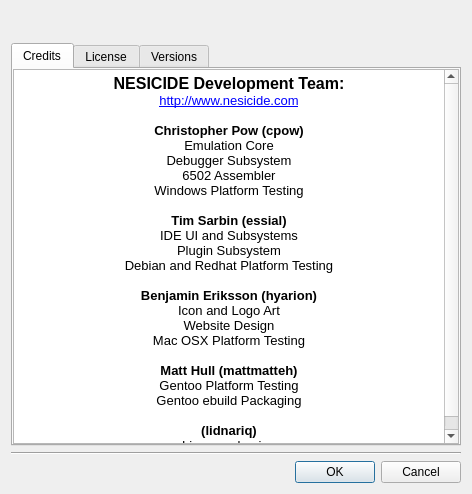
The window that apps/ide/aboutdialog.ui (christopherpow/nesicide) describes before a commit, drawn with Qt 5.
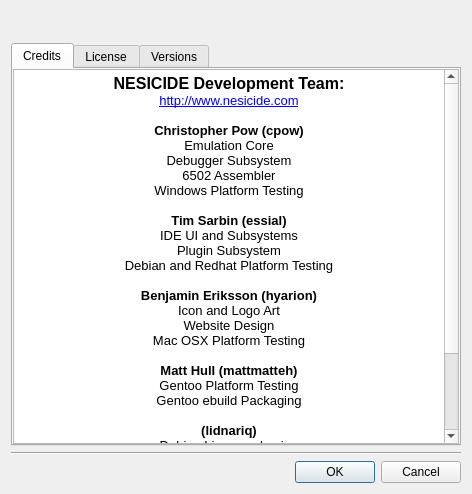
The same window after the commit. Icons and pictures are not drawn.

Commit message: Adding people to Credits. Fixing bug in nes-emulator where window size is incorrect.

What changed in the file:
```diff
--- a/apps/ide/aboutdialog.ui
+++ b/apps/ide/aboutdialog.ui
@@ -110,7 +110,13 @@
 &lt;p align=&quot;center&quot; style=&quot; margin-top:0px; margin-bottom:0px; margin-left:0px; margin-right:0px; -qt-block-indent:0; text-indent:0px;&quot;&gt;&lt;span style=&quot; font-family:'Sans'; font-size:10pt;&quot;&gt;Gentoo ebuild Packaging&lt;/span&gt;&lt;/p&gt;
 &lt;p align=&quot;center&quot; style=&quot;-qt-paragraph-type:empty; margin-top:0px; margin-bottom:0px; margin-left:0px; margin-right:0px; -qt-block-indent:0; text-indent:0px; font-family:'Sans'; font-size:10pt;&quot;&gt;&lt;/p&gt;
 &lt;p align=&quot;center&quot; style=&quot; margin-top:0px; margin-bottom:0px; margin-left:0px; margin-right:0px; -qt-block-indent:0; text-indent:0px;&quot;&gt;&lt;span style=&quot; font-family:'Sans'; font-size:10pt; font-weight:600;&quot;&gt;(lidnariq)&lt;/span&gt;&lt;/p&gt;
-&lt;p align=&quot;center&quot; style=&quot; margin-top:0px; margin-bottom:0px; margin-left:0px; margin-right:0px; -qt-block-indent:0; text-indent:0px;&quot;&gt;&lt;span style=&quot; font-family:'Sans'; font-size:10pt;&quot;&gt;Linux packaging&lt;/span&gt;&lt;/p&gt;&lt;/td&gt;&lt;/tr&gt;&lt;/table&gt;&lt;/body&gt;&lt;/html&gt;</string>
+&lt;p align=&quot;center&quot; style=&quot; margin-top:0px; margin-bottom:0px; margin-left:0px; margin-right:0px; -qt-block-indent:0; text-indent:0px;&quot;&gt;&lt;span style=&quot; font-family:'Sans'; font-size:10pt;&quot;&gt;Debian Linux packaging&lt;/span&gt;&lt;/p&gt;
+&lt;p align=&quot;center&quot; style=&quot;-qt-paragraph-type:empty; margin-top:0px; margin-bottom:0px; margin-left:0px; margin-right:0px; -qt-block-indent:0; text-indent:0px; font-family:'Sans'; font-size:10pt;&quot;&gt;&lt;/p&gt;
+&lt;p align=&quot;center&quot; style=&quot; margin-top:0px; margin-bottom:0px; margin-left:0px; margin-right:0px; -qt-block-indent:0; text-indent:0px;&quot;&gt;&lt;span style=&quot; font-family:'Sans'; font-size:10pt; font-weight:600;&quot;&gt;(torrasque)&lt;/span&gt;&lt;/p&gt;
+&lt;p align=&quot;center&quot; style=&quot; margin-top:0px; margin-bottom:0px; margin-left:0px; margin-right:0px; -qt-block-indent:0; text-indent:0px;&quot;&gt;&lt;span style=&quot; font-family:'Sans'; font-size:10pt;&quot;&gt;Arch Linux packaging&lt;/span&gt;&lt;/p&gt;
+&lt;p align=&quot;center&quot; style=&quot;-qt-paragraph-type:empty; margin-top:0px; margin-bottom:0px; margin-left:0px; margin-right:0px; -qt-block-indent:0; text-indent:0px; font-family:'Sans'; font-size:10pt;&quot;&gt;&lt;/p&gt;
+&lt;p align=&quot;center&quot; style=&quot; margin-top:0px; margin-bottom:0px; margin-left:0px; margin-right:0px; -qt-block-indent:0; text-indent:0px;&quot;&gt;&lt;span style=&quot; font-family:'Sans'; font-size:10pt; font-weight:600;&quot;&gt;Damian Yerrick (tepples)&lt;/span&gt;&lt;/p&gt;
+&lt;p align=&quot;center&quot; style=&quot; margin-top:0px; margin-bottom:0px; margin-left:0px; margin-right:0px; -qt-block-indent:0; text-indent:0px;&quot;&gt;&lt;span style=&quot; font-family:'Sans'; font-size:10pt;&quot;&gt;Many example programs&lt;/span&gt;&lt;/p&gt;&lt;/td&gt;&lt;/tr&gt;&lt;/table&gt;&lt;/body&gt;&lt;/html&gt;</string>
          </property>
         </widget>
        </item>
```
The commit also changes 7 other files.
